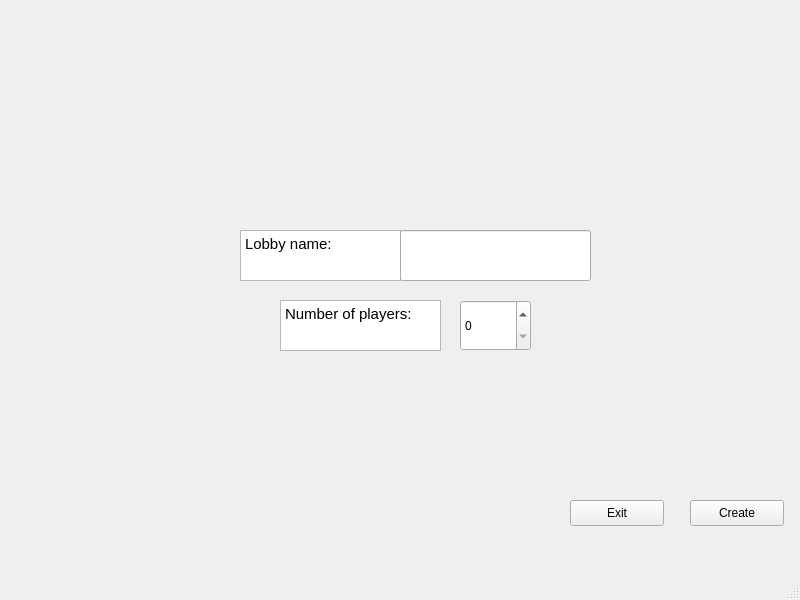
The window that client/Lobby/createlobby.ui (mateozorzi/practice-sdd) describes before a commit, drawn with Qt 5.
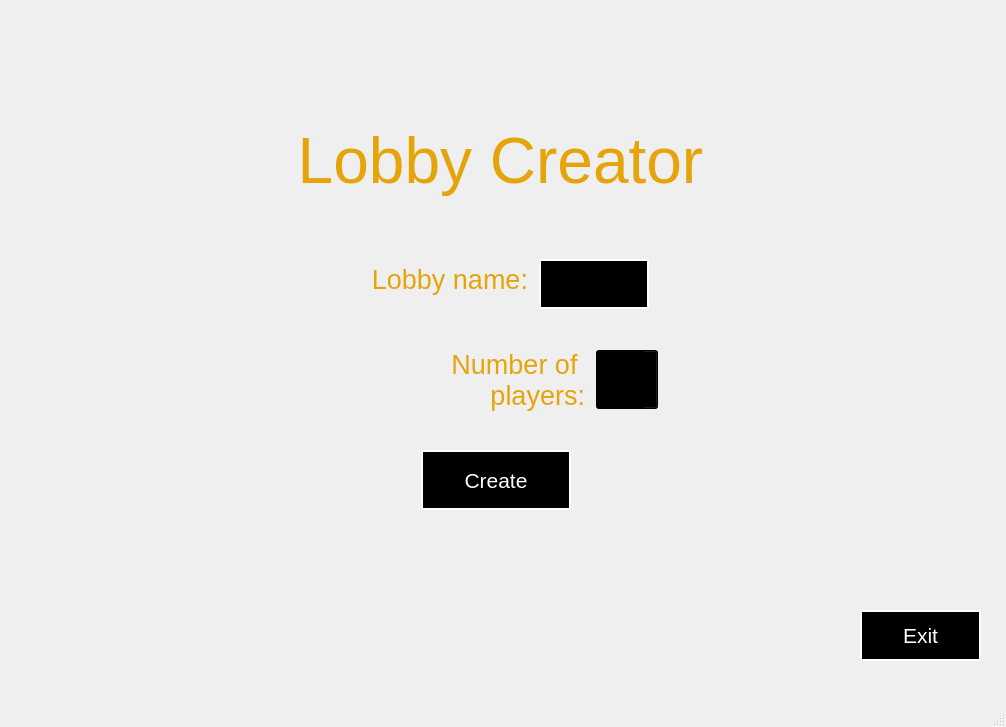
The same window after the commit. Icons and pictures are not drawn.

The edit to the form file:
```diff
--- a/client/Lobby/createlobby.ui
+++ b/client/Lobby/createlobby.ui
@@ -6,106 +6,327 @@
    <rect>
     <x>0</x>
     <y>0</y>
-    <width>800</width>
-    <height>600</height>
+    <width>1006</width>
+    <height>727</height>
    </rect>
   </property>
   <property name="windowTitle">
    <string>MainWindow</string>
   </property>
+  <property name="styleSheet">
+   <string notr="true">QWidget#centralwidget{
+	background-image: url(:/lobby/images/max.jpg);
+}</string>
+  </property>
   <widget class="QWidget" name="centralwidget">
-   <widget class="QTextEdit" name="textEdit_2">
-    <property name="geometry">
-     <rect>
-      <x>240</x>
-      <y>230</y>
-      <width>161</width>
-      <height>51</height>
-     </rect>
-    </property>
-    <property name="readOnly">
-     <bool>true</bool>
-    </property>
-    <property name="html">
-     <string>&lt;!DOCTYPE HTML PUBLIC &quot;-//W3C//DTD HTML 4.0//EN&quot; &quot;http://www.w3.org/TR/REC-html40/strict.dtd&quot;&gt;
-&lt;html&gt;&lt;head&gt;&lt;meta name=&quot;qrichtext&quot; content=&quot;1&quot; /&gt;&lt;meta charset=&quot;utf-8&quot; /&gt;&lt;style type=&quot;text/css&quot;&gt;
-p, li { white-space: pre-wrap; }
-hr { height: 1px; border-width: 0; }
-li.unchecked::marker { content: &quot;\2610&quot;; }
-li.checked::marker { content: &quot;\2612&quot;; }
-&lt;/style&gt;&lt;/head&gt;&lt;body style=&quot; font-family:'Ubuntu Sans'; font-size:11pt; font-weight:400; font-style:normal;&quot;&gt;
-&lt;p style=&quot; margin-top:0px; margin-bottom:0px; margin-left:0px; margin-right:0px; -qt-block-indent:0; text-indent:0px;&quot;&gt;Lobby name:&lt;/p&gt;&lt;/body&gt;&lt;/html&gt;</string>
-    </property>
-   </widget>
-   <widget class="QLineEdit" name="lobbyname">
-    <property name="geometry">
-     <rect>
-      <x>400</x>
-      <y>230</y>
-      <width>191</width>
-      <height>51</height>
-     </rect>
-    </property>
-   </widget>
-   <widget class="QSpinBox" name="numberplayers">
-    <property name="geometry">
-     <rect>
-      <x>460</x>
-      <y>300</y>
-      <width>71</width>
-      <height>51</height>
-     </rect>
-    </property>
-   </widget>
-   <widget class="QTextEdit" name="textEdit_3">
-    <property name="geometry">
-     <rect>
-      <x>280</x>
-      <y>300</y>
-      <width>161</width>
-      <height>51</height>
-     </rect>
-    </property>
-    <property name="readOnly">
-     <bool>true</bool>
-    </property>
-    <property name="html">
-     <string>&lt;!DOCTYPE HTML PUBLIC &quot;-//W3C//DTD HTML 4.0//EN&quot; &quot;http://www.w3.org/TR/REC-html40/strict.dtd&quot;&gt;
-&lt;html&gt;&lt;head&gt;&lt;meta name=&quot;qrichtext&quot; content=&quot;1&quot; /&gt;&lt;meta charset=&quot;utf-8&quot; /&gt;&lt;style type=&quot;text/css&quot;&gt;
-p, li { white-space: pre-wrap; }
-hr { height: 1px; border-width: 0; }
-li.unchecked::marker { content: &quot;\2610&quot;; }
-li.checked::marker { content: &quot;\2612&quot;; }
-&lt;/style&gt;&lt;/head&gt;&lt;body style=&quot; font-family:'Ubuntu Sans'; font-size:11pt; font-weight:400; font-style:normal;&quot;&gt;
-&lt;p style=&quot; margin-top:0px; margin-bottom:0px; margin-left:0px; margin-right:0px; -qt-block-indent:0; text-indent:0px;&quot;&gt;Number of players:&lt;/p&gt;&lt;/body&gt;&lt;/html&gt;</string>
-    </property>
-   </widget>
-   <widget class="QPushButton" name="create">
-    <property name="geometry">
-     <rect>
-      <x>690</x>
-      <y>500</y>
-      <width>94</width>
-      <height>26</height>
-     </rect>
-    </property>
-    <property name="text">
-     <string>Create</string>
-    </property>
-   </widget>
    <widget class="QPushButton" name="exit">
     <property name="geometry">
      <rect>
-      <x>570</x>
-      <y>500</y>
-      <width>94</width>
-      <height>26</height>
+      <x>860</x>
+      <y>610</y>
+      <width>121</width>
+      <height>51</height>
      </rect>
     </property>
+    <property name="maximumSize">
+     <size>
+      <width>131</width>
+      <height>51</height>
+     </size>
+    </property>
+    <property name="font">
+     <font>
+      <pointsize>16</pointsize>
+     </font>
+    </property>
+    <property name="styleSheet">
+     <string notr="true">border: 2px solid;
+color: rgb(255, 255, 255);
+background-color: rgb(0, 0, 0);
+border-color: rgb(255, 255, 255);</string>
+    </property>
     <property name="text">
      <string>Exit</string>
     </property>
    </widget>
+   <widget class="QTextEdit" name="textEdit">
+    <property name="geometry">
+     <rect>
+      <x>10</x>
+      <y>120</y>
+      <width>981</width>
+      <height>91</height>
+     </rect>
+    </property>
+    <property name="sizePolicy">
+     <sizepolicy hsizetype="Expanding" vsizetype="Fixed">
+      <horstretch>0</horstretch>
+      <verstretch>0</verstretch>
+     </sizepolicy>
+    </property>
+    <property name="maximumSize">
+     <size>
+      <width>16777215</width>
+      <height>91</height>
+     </size>
+    </property>
+    <property name="styleSheet">
+     <string notr="true">background: transparent;</string>
+    </property>
+    <property name="readOnly">
+     <bool>true</bool>
+    </property>
+    <property name="html">
+     <string>&lt;!DOCTYPE HTML PUBLIC &quot;-//W3C//DTD HTML 4.0//EN&quot; &quot;http://www.w3.org/TR/REC-html40/strict.dtd&quot;&gt;
+&lt;html&gt;&lt;head&gt;&lt;meta name=&quot;qrichtext&quot; content=&quot;1&quot; /&gt;&lt;meta charset=&quot;utf-8&quot; /&gt;&lt;style type=&quot;text/css&quot;&gt;
+p, li { white-space: pre-wrap; }
+hr { height: 1px; border-width: 0; }
+li.unchecked::marker { content: &quot;\2610&quot;; }
+li.checked::marker { content: &quot;\2612&quot;; }
+&lt;/style&gt;&lt;/head&gt;&lt;body style=&quot; font-family:'Ubuntu Sans'; font-size:11pt; font-weight:400; font-style:normal;&quot;&gt;
+&lt;p align=&quot;center&quot; style=&quot; margin-top:0px; margin-bottom:0px; margin-left:0px; margin-right:0px; -qt-block-indent:0; text-indent:0px;&quot;&gt;&lt;span style=&quot; font-size:48pt; color:#e5a50a;&quot;&gt;Lobby Creator&lt;/span&gt;&lt;/p&gt;&lt;/body&gt;&lt;/html&gt;</string>
+    </property>
+   </widget>
+   <widget class="QWidget" name="">
+    <property name="geometry">
+     <rect>
+      <x>260</x>
+      <y>230</y>
+      <width>471</width>
+      <height>311</height>
+     </rect>
+    </property>
+    <layout class="QVBoxLayout" name="verticalLayout">
+     <property name="spacing">
+      <number>6</number>
+     </property>
+     <property name="bottomMargin">
+      <number>0</number>
+     </property>
+     <item>
+      <layout class="QHBoxLayout" name="horizontalLayout">
+       <item>
+        <spacer name="horizontalSpacer">
+         <property name="orientation">
+          <enum>Qt::Orientation::Horizontal</enum>
+         </property>
+         <property name="sizeHint" stdset="0">
+          <size>
+           <width>40</width>
+           <height>20</height>
+          </size>
+         </property>
+        </spacer>
+       </item>
+       <item>
+        <widget class="QTextEdit" name="textEdit_2">
+         <property name="sizePolicy">
+          <sizepolicy hsizetype="Fixed" vsizetype="Expanding">
+           <horstretch>0</horstretch>
+           <verstretch>0</verstretch>
+          </sizepolicy>
+         </property>
+         <property name="maximumSize">
+          <size>
+           <width>190</width>
+           <height>50</height>
+          </size>
+         </property>
+         <property name="styleSheet">
+          <string notr="true">background-color: transparent;</string>
+         </property>
+         <property name="readOnly">
+          <bool>true</bool>
+         </property>
+         <property name="html">
+          <string>&lt;!DOCTYPE HTML PUBLIC &quot;-//W3C//DTD HTML 4.0//EN&quot; &quot;http://www.w3.org/TR/REC-html40/strict.dtd&quot;&gt;
+&lt;html&gt;&lt;head&gt;&lt;meta name=&quot;qrichtext&quot; content=&quot;1&quot; /&gt;&lt;meta charset=&quot;utf-8&quot; /&gt;&lt;style type=&quot;text/css&quot;&gt;
+p, li { white-space: pre-wrap; }
+hr { height: 1px; border-width: 0; }
+li.unchecked::marker { content: &quot;\2610&quot;; }
+li.checked::marker { content: &quot;\2612&quot;; }
+&lt;/style&gt;&lt;/head&gt;&lt;body style=&quot; font-family:'Ubuntu Sans'; font-size:11pt; font-weight:400; font-style:normal;&quot;&gt;
+&lt;p align=&quot;right&quot; style=&quot; margin-top:0px; margin-bottom:0px; margin-left:0px; margin-right:0px; -qt-block-indent:0; text-indent:0px;&quot;&gt;&lt;span style=&quot; font-size:20pt; color:#e5a50a;&quot;&gt;Lobby name:&lt;/span&gt;&lt;/p&gt;&lt;/body&gt;&lt;/html&gt;</string>
+         </property>
+        </widget>
+       </item>
+       <item>
+        <widget class="QLineEdit" name="lobbyname">
+         <property name="sizePolicy">
+          <sizepolicy hsizetype="Expanding" vsizetype="Expanding">
+           <horstretch>0</horstretch>
+           <verstretch>0</verstretch>
+          </sizepolicy>
+         </property>
+         <property name="maximumSize">
+          <size>
+           <width>144</width>
+           <height>50</height>
+          </size>
+         </property>
+         <property name="styleSheet">
+          <string notr="true">border: 2px solid;
+background-color: rgb(0, 0, 0);
+border-color: rgb(255, 255, 255);</string>
+         </property>
+        </widget>
+       </item>
+       <item>
+        <spacer name="horizontalSpacer_2">
+         <property name="orientation">
+          <enum>Qt::Orientation::Horizontal</enum>
+         </property>
+         <property name="sizeHint" stdset="0">
+          <size>
+           <width>40</width>
+           <height>20</height>
+          </size>
+         </property>
+        </spacer>
+       </item>
+      </layout>
+     </item>
+     <item>
+      <layout class="QHBoxLayout" name="horizontalLayout_2">
+       <item>
+        <spacer name="horizontalSpacer_3">
+         <property name="orientation">
+          <enum>Qt::Orientation::Horizontal</enum>
+         </property>
+         <property name="sizeHint" stdset="0">
+          <size>
+           <width>40</width>
+           <height>20</height>
+          </size>
+         </property>
+        </spacer>
+       </item>
+       <item>
+        <widget class="QTextEdit" name="textEdit_3">
+         <property name="maximumSize">
+          <size>
+           <width>256</width>
+           <height>71</height>
+          </size>
+         </property>
+         <property name="styleSheet">
+          <string notr="true">background-color: transparent;</string>
+         </property>
+         <property name="verticalScrollBarPolicy">
+          <enum>Qt::ScrollBarPolicy::ScrollBarAlwaysOff</enum>
+         </property>
+         <property name="readOnly">
+          <bool>true</bool>
+         </property>
+         <property name="html">
+          <string>&lt;!DOCTYPE HTML PUBLIC &quot;-//W3C//DTD HTML 4.0//EN&quot; &quot;http://www.w3.org/TR/REC-html40/strict.dtd&quot;&gt;
+&lt;html&gt;&lt;head&gt;&lt;meta name=&quot;qrichtext&quot; content=&quot;1&quot; /&gt;&lt;meta charset=&quot;utf-8&quot; /&gt;&lt;style type=&quot;text/css&quot;&gt;
+p, li { white-space: pre-wrap; }
+hr { height: 1px; border-width: 0; }
+li.unchecked::marker { content: &quot;\2610&quot;; }
+li.checked::marker { content: &quot;\2612&quot;; }
+&lt;/style&gt;&lt;/head&gt;&lt;body style=&quot; font-family:'Ubuntu Sans'; font-size:11pt; font-weight:400; font-style:normal;&quot;&gt;
+&lt;p align=&quot;right&quot; style=&quot; margin-top:0px; margin-bottom:0px; margin-left:0px; margin-right:0px; -qt-block-indent:0; text-indent:0px;&quot;&gt;&lt;span style=&quot; font-size:20pt; color:#e5a50a;&quot;&gt;Number of &lt;/span&gt;&lt;/p&gt;
+&lt;p align=&quot;right&quot; style=&quot; margin-top:0px; margin-bottom:0px; margin-left:0px; margin-right:0px; -qt-block-indent:0; text-indent:0px;&quot;&gt;&lt;span style=&quot; font-size:20pt; color:#e5a50a;&quot;&gt;players:&lt;/span&gt;&lt;/p&gt;&lt;/body&gt;&lt;/html&gt;</string>
+         </property>
+        </widget>
+       </item>
+       <item>
+        <widget class="QSpinBox" name="numberplayers">
+         <property name="maximumSize">
+          <size>
+           <width>71</width>
+           <height>61</height>
+          </size>
+         </property>
+         <property name="font">
+          <font>
+           <pointsize>20</pointsize>
+          </font>
+         </property>
+         <property name="styleSheet">
+          <string notr="true">background-color: rgb(0, 0, 0);
+</string>
+         </property>
+        </widget>
+       </item>
+       <item>
+        <spacer name="horizontalSpacer_4">
+         <property name="orientation">
+          <enum>Qt::Orientation::Horizontal</enum>
+         </property>
+         <property name="sizeHint" stdset="0">
+          <size>
+           <width>40</width>
+           <height>20</height>
+          </size>
+         </property>
+        </spacer>
+       </item>
+      </layout>
+     </item>
+     <item>
+      <layout class="QHBoxLayout" name="horizontalLayout_3">
+       <item>
+        <spacer name="horizontalSpacer_6">
+         <property name="orientation">
+          <enum>Qt::Orientation::Horizontal</enum>
+         </property>
+         <property name="sizeHint" stdset="0">
+          <size>
+           <width>40</width>
+           <height>20</height>
+          </size>
+         </property>
+        </spacer>
+       </item>
+       <item>
+        <widget class="QPushButton" name="create">
+         <property name="sizePolicy">
+          <sizepolicy hsizetype="Expanding" vsizetype="Expanding">
+           <horstretch>0</horstretch>
+           <verstretch>0</verstretch>
+          </sizepolicy>
+         </property>
+         <property name="maximumSize">
+          <size>
+           <width>150</width>
+           <height>60</height>
+          </size>
+         </property>
+         <property name="font">
+          <font>
+           <pointsize>16</pointsize>
+          </font>
+         </property>
+         <property name="styleSheet">
+          <string notr="true">border: 2px solid;
+color: rgb(255, 255, 255);
+background-color: rgb(0, 0, 0);
+border-color: rgb(255, 255, 255);</string>
+         </property>
+         <property name="text">
+          <string>Create</string>
+         </property>
+        </widget>
+       </item>
+       <item>
+        <spacer name="horizontalSpacer_5">
+         <property name="orientation">
+          <enum>Qt::Orientation::Horizontal</enum>
+         </property>
+         <property name="sizeHint" stdset="0">
+          <size>
+           <width>40</width>
+           <height>20</height>
+          </size>
+         </property>
+        </spacer>
+       </item>
+      </layout>
+     </item>
+    </layout>
+   </widget>
   </widget>
   <widget class="QMenuBar" name="menubar">
    <property name="geometry">
```
Left out of the diff: 2 changed lines with no effect on the pictures.
